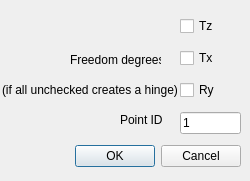
First picture: the form in GUI/addboundariesdialog.ui, repository Haudkozaur/masterThesis, before the edit.
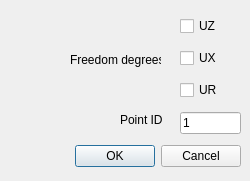
Second picture: the form after the edit.

The edit to the form file:
```diff
--- a/GUI/addboundariesdialog.ui
+++ b/GUI/addboundariesdialog.ui
@@ -42,21 +42,21 @@
     <item>
      <widget class="QCheckBox" name="TzCheckBox">
       <property name="text">
-       <string>Tz</string>
+       <string>UZ</string>
       </property>
      </widget>
     </item>
     <item>
      <widget class="QCheckBox" name="TxCheckBox">
       <property name="text">
-       <string>Tx</string>
+       <string>UX</string>
       </property>
      </widget>
     </item>
     <item>
      <widget class="QCheckBox" name="RyCheckBox">
       <property name="text">
-       <string>Ry</string>
+       <string>UR</string>
       </property>
      </widget>
     </item>
@@ -95,19 +95,6 @@
     <string>Point ID</string>
    </property>
   </widget>
-  <widget class="QLabel" name="label_3">
-   <property name="geometry">
-    <rect>
-     <x>2</x>
-     <y>80</y>
-     <width>181</width>
-     <height>20</height>
-    </rect>
-   </property>
-   <property name="text">
-    <string>(if all unchecked creates a hinge)</string>
-   </property>
-  </widget>
  </widget>
  <resources/>
  <connections>
```
